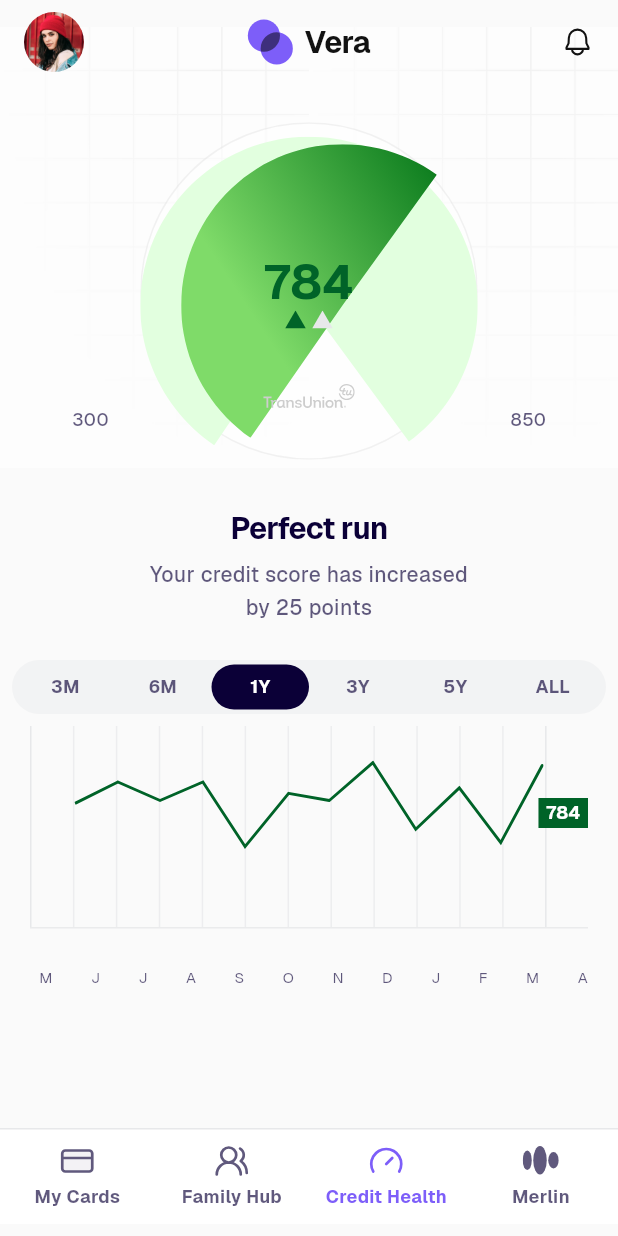
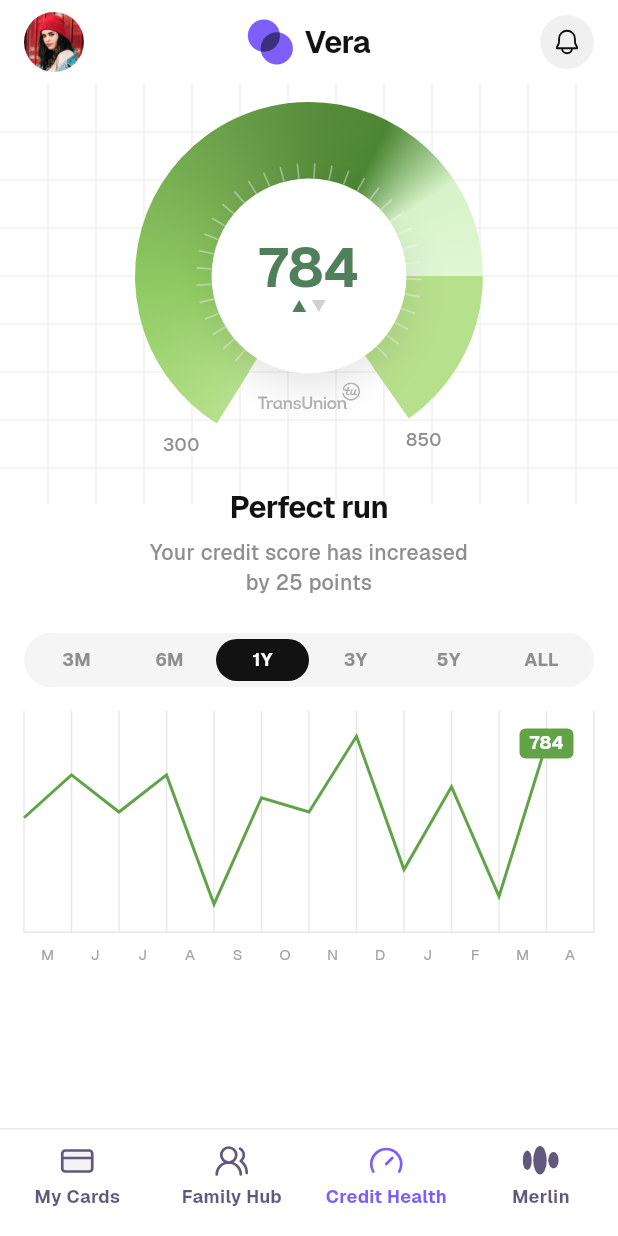
Before and after one commit to junaids-netizen/Project360, a Flutter app: the screen it shows after launch, after a tap on "Credit Health", on a phone screen of 412 x 824 dp. Run offline on Flutter 3.47's test engine with Material 3 defaults, Android fonts, the phone set to English and light mode, and no system bars; our stand-ins replace flutter_svg, shared_preferences; project files that could hold a hidden picture were left out.

Commit message:
Match the Credit Health tab to the Frost screenshot.
Replace the stacked gauge pies with an open donut, white hole, and sweep gradient, and draw the history polyline so the score badge sits on the last point. Time pills use a light track with a near-black selection, and the shared header bell sits in a circular button.

Co-authored-by: Junaidsingh <Junaidsingh@users.noreply.github.com>

```diff
--- a/lib/features/three_sixty/capsule_shell.dart
+++ b/lib/features/three_sixty/capsule_shell.dart
@@ -36,10 +36,22 @@ class CapsuleHeader extends StatelessWidget {
                   ),
                 ),
                 const Spacer(),
-                VeraSvg(
-                  VeraAssets.bell,
-                  size: 22,
-                  color: colors.headerPrimary,
+                DecoratedBox(
+                  decoration: BoxDecoration(
+                    color: colors.border,
+                    shape: BoxShape.circle,
+                  ),
+                  child: SizedBox(
+                    width: 36,
+                    height: 36,
+                    child: Center(
+                      child: VeraSvg(
+                        VeraAssets.bell,
+                        size: 20,
+                        color: colors.headerPrimary,
+                      ),
+                    ),
+                  ),
                 ),
               ],
             ),
--- a/lib/features/three_sixty/credit_health_screen.dart
+++ b/lib/features/three_sixty/credit_health_screen.dart
@@ -8,6 +8,17 @@ import 'package:project360/core/mock_data_capsule.dart';
 import 'package:project360/core/widgets/three_sixty_assets.dart';
 import 'package:project360/core/widgets/vera_assets.dart';
 import 'package:project360/features/three_sixty/capsule_shell.dart';
+
+/// Credit-score illustration greens from the Credit Health frame.
+///
+/// [BrandColors.success] stays the status green for the rest of the app, but
+/// it is a much darker forest than this gauge, score, and history line.
+const Color _scoreInk = Color(0xFF50805B);
+const Color _chartGreen = Color(0xFF62A348);
+const Color _mutedInk = Color(0xFF8E8E8E);
+const Color _faintInk = Color(0xFFA3A3A3);
+const Color _gridLine = Color(0xFFF0F0F0);
+const Color _chartGrid = Color(0xFFE8E8E8);
 
 class CreditHealthScreen extends StatefulWidget {
   const CreditHealthScreen({super.key});
@@ -24,53 +35,18 @@ class _CreditHealthScreenState extends State<CreditHealthScreen> {
     final colors = context.brand;
     final bottom = MediaQuery.paddingOf(context).bottom + capsuleTabClearance;
 
-    return SafeArea(
+    return ColoredBox(
+      color: colors.white,
+      child: SafeArea(
         bottom: false,
         child: Stack(
           children: [
-          Positioned(
-            top: 0,
+            const Positioned(
+              top: 56,
               left: 0,
               right: 0,
-            height: 330,
-            child: IgnorePointer(
-              child: Row(
-                children: [
-                  Expanded(
-                    child: Opacity(
-                      opacity: 0.5,
-                      child: Transform.rotate(
-                        angle: math.pi,
-                        child: Transform.flip(
-                          flipY: true,
-                          child: Image.asset(
-                            ThreeSixtyAssets.creditHealthBgTile,
-                            fit: BoxFit.cover,
-                            alignment: Alignment.topCenter,
-                          ),
-                        ),
-                      ),
-                    ),
-                  ),
-                  Expanded(
-                    child: Opacity(
-                      opacity: 0.5,
-                      child: Transform.rotate(
-                        angle: math.pi,
-                        child: Transform.flip(
-                          flipY: true,
-                          child: Image.asset(
-                            ThreeSixtyAssets.creditHealthBgTile,
-                            fit: BoxFit.cover,
-                            alignment: Alignment.topCenter,
-                          ),
-                        ),
-                      ),
-                    ),
-                  ),
-                ],
-              ),
-            ),
+              height: 280,
+              child: IgnorePointer(child: CustomPaint(painter: _GraphPaperPainter())),
             ),
             Align(
               alignment: Alignment.topCenter,
@@ -85,45 +61,46 @@ class _CreditHealthScreenState extends State<CreditHealthScreen> {
                     const CapsuleHeader(),
                     const SizedBox(height: VeraSpacing.s8),
                     _ScoreGauge(score: MockDataCapsule.creditScore),
-                  const SizedBox(height: VeraSpacing.s16),
+                    const SizedBox(height: VeraSpacing.s12),
                     Text(
                       MockDataCapsule.creditHeadline,
                       textAlign: TextAlign.center,
                       style: context.type.h2.copyWith(
                         fontSize: 20,
-                      height: 24 / 20,
-                      fontWeight: FontWeight.w600,
-                      color: colors.textPrimary,
+                        height: 1.2,
+                        fontWeight: FontWeight.w700,
+                        letterSpacing: -0.4,
+                        color: colors.headerPrimary,
                       ),
                     ),
                     const SizedBox(height: VeraSpacing.s8),
                     Center(
                       child: SizedBox(
-                      width: 227,
+                        width: 230,
                         child: Text(
                           MockDataCapsule.creditSubline,
                           textAlign: TextAlign.center,
-                        style: context.type.p1.copyWith(
+                          style: const TextStyle(
+                            fontFamily: VeraTypography.geist,
                             fontWeight: FontWeight.w500,
+                            fontSize: 14,
+                            height: 20 / 14,
+                            color: _mutedInk,
                           ),
                         ),
                       ),
                     ),
                     const SizedBox(height: VeraSpacing.s24),
                     Padding(
-                    padding: const EdgeInsets.symmetric(
-                      horizontal: VeraSpacing.s8,
-                    ),
+                      padding: const EdgeInsets.symmetric(horizontal: 16),
                       child: _TimeframeSelector(
                         selectedIndex: _timeframeIndex,
                         onSelected: (i) => setState(() => _timeframeIndex = i),
                       ),
                     ),
-                  const SizedBox(height: VeraSpacing.s8),
+                    const SizedBox(height: VeraSpacing.s16),
                     Padding(
-                    padding: const EdgeInsets.symmetric(
-                      horizontal: VeraSpacing.page,
-                    ),
+                      padding: const EdgeInsets.symmetric(horizontal: 16),
                       child: _ScoreChart(score: MockDataCapsule.creditScore),
                     ),
                   ],
@@ -132,7 +109,53 @@ class _CreditHealthScreenState extends State<CreditHealthScreen> {
             ),
           ],
         ),
+      ),
     );
+  }
+}
+
+class _GraphPaperPainter extends CustomPainter {
+  const _GraphPaperPainter();
+
+  @override
+  void paint(Canvas canvas, Size size) {
+    final paint = Paint()
+      ..color = _gridLine
+      ..strokeWidth = 1;
+    const step = 32.0;
+    for (var x = step; x < size.width; x += step) {
+      canvas.drawLine(Offset(x, 0), Offset(x, size.height), paint);
+    }
+    for (var y = step; y < size.height; y += step) {
+      canvas.drawLine(Offset(0, y), Offset(size.width, y), paint);
+    }
+  }
+
+  @override
+  bool shouldRepaint(covariant CustomPainter oldDelegate) => false;
+}
+
+class _GaugeMetrics {
+  _GaugeMetrics(Size size)
+      : cx = size.width / 2,
+        outer = math.min(size.width * 0.284, 116) {
+    stroke = outer * 0.46;
+    whiteR = outer * 0.56;
+    cy = outer + 4;
+  }
+
+  final double cx;
+  final double outer;
+  late final double stroke;
+  late final double whiteR;
+  late final double cy;
+
+  static const startTurns = 122 * math.pi / 180;
+  static const sweepTurns = 293 * math.pi / 180;
+
+  Offset tip(double angle, {double radiusScale = 1}) {
+    final r = outer * radiusScale;
+    return Offset(cx + r * math.cos(angle), cy + r * math.sin(angle));
   }
 }
 
@@ -143,95 +166,174 @@ class _ScoreGauge extends StatelessWidget {
 
   @override
   Widget build(BuildContext context) {
-    final colors = context.brand;
     final min = MockDataCapsule.creditScoreMin;
     final max = MockDataCapsule.creditScoreMax;
 
     return SizedBox(
-      height: 260,
-      child: Stack(
-        alignment: Alignment.center,
+      height: 250,
+      child: LayoutBuilder(
+        builder: (context, constraints) {
+          final m = _GaugeMetrics(Size(constraints.maxWidth, constraints.maxHeight));
+          final leftTip = m.tip(_GaugeMetrics.startTurns);
+          final rightTip = m.tip(_GaugeMetrics.startTurns + _GaugeMetrics.sweepTurns);
+
+          return Stack(
             clipBehavior: Clip.none,
             children: [
-          Opacity(
-            opacity: 0.5,
-            child: VeraSvg(
-              ThreeSixtyAssets.gaugeTrack,
-              width: 225,
-              height: 225,
-            ),
-          ),
-          VeraSvg(
-            ThreeSixtyAssets.gaugeArc,
-            width: 225,
-            height: 205.558,
-          ),
-          VeraSvg(
-            ThreeSixtyAssets.gaugeProgress,
-            width: 215,
-            height: 195.802,
+              CustomPaint(
+                size: Size(constraints.maxWidth, constraints.maxHeight),
+                painter: _CreditGaugePainter(m),
               ),
               Positioned(
-            bottom: 52,
-            child: VeraSvg(
-              ThreeSixtyAssets.transunionLogo,
-              width: 61,
-              height: 16,
-            ),
-          ),
-          Column(
+                left: 0,
+                right: 0,
+                top: m.cy - 24,
+                child: Column(
                   mainAxisSize: MainAxisSize.min,
                   children: [
                     Text(
                       '$score',
-                style: TextStyle(
+                      style: const TextStyle(
                         fontFamily: VeraTypography.geist,
                         fontWeight: FontWeight.w600,
-                  fontSize: 32,
-                  height: 38 / 32,
-                  color: colors.success,
+                        fontSize: 36,
+                        height: 1,
+                        color: _scoreInk,
                       ),
                     ),
+                    const SizedBox(height: 4),
                     Row(
                       mainAxisSize: MainAxisSize.min,
                       children: [
-                  VeraSvg(
+                        const VeraSvg(
                           ThreeSixtyAssets.gaugeArrowUp,
-                    width: 14,
-                    height: 12,
-                    color: colors.success,
+                          width: 10,
+                          height: 8,
+                          color: _scoreInk,
                         ),
-                  const SizedBox(width: 4),
-                  VeraSvg(
+                        const SizedBox(width: 3),
+                        Transform.rotate(
+                          angle: math.pi,
+                          child: const VeraSvg(
                             ThreeSixtyAssets.gaugeArrowDown,
-                    width: 14,
-                    height: 12,
-                    color: colors.borderMuted,
+                            width: 10,
+                            height: 8,
+                            color: Color(0xFFD0D0D0),
+                          ),
                         ),
                       ],
                     ),
                   ],
                 ),
+              ),
               Positioned(
-            left: 48,
-            bottom: 36,
-            child: Text(
-              '$min',
-              style: context.type.p2.copyWith(fontWeight: FontWeight.w500),
+                left: 0,
+                right: 0,
+                top: m.cy + m.whiteR + 6,
+                child: const Center(
+                  child: VeraSvg(
+                    ThreeSixtyAssets.transunionLogo,
+                    width: 68,
+                    height: 18,
+                    color: Color(0xFFB0B0B0),
+                  ),
                 ),
               ),
               Positioned(
-            right: 48,
-            bottom: 36,
+                left: leftTip.dx - 36,
+                top: leftTip.dy + 6,
+                child: Text(
+                  '$min',
+                  style: const TextStyle(
+                    fontFamily: VeraTypography.geist,
+                    fontWeight: FontWeight.w500,
+                    fontSize: 12,
+                    height: 16 / 12,
+                    color: _mutedInk,
+                  ),
+                ),
+              ),
+              Positioned(
+                left: rightTip.dx - 2,
+                top: rightTip.dy + 6,
                 child: Text(
                   '$max',
-              style: context.type.p2.copyWith(fontWeight: FontWeight.w500),
+                  style: const TextStyle(
+                    fontFamily: VeraTypography.geist,
+                    fontWeight: FontWeight.w500,
+                    fontSize: 12,
+                    height: 16 / 12,
+                    color: _mutedInk,
+                  ),
                 ),
               ),
             ],
+          );
+        },
       ),
     );
   }
+}
+
+class _CreditGaugePainter extends CustomPainter {
+  const _CreditGaugePainter(this.metrics);
+
+  final _GaugeMetrics metrics;
+
+  @override
+  void paint(Canvas canvas, Size size) {
+    final center = Offset(metrics.cx, metrics.cy);
+    final ringRadius = metrics.outer - metrics.stroke / 2;
+    final rect = Rect.fromCircle(center: center, radius: ringRadius);
+    final arc = Paint()
+      ..style = PaintingStyle.stroke
+      ..strokeWidth = metrics.stroke
+      ..strokeCap = StrokeCap.butt
+      ..shader = SweepGradient(
+        startAngle: _GaugeMetrics.startTurns,
+        endAngle: _GaugeMetrics.startTurns + _GaugeMetrics.sweepTurns,
+        colors: const [
+          Color(0xFFB7E08C),
+          Color(0xFF8FCB62),
+          Color(0xFF6FA34C),
+          Color(0xFF568C3A),
+          Color(0xFF4C8634),
+          Color(0xFFD7F3C8),
+          Color(0xFFEFFBE8),
+        ],
+        stops: const [0.0, 0.18, 0.38, 0.52, 0.60, 0.70, 1.0],
+      ).createShader(rect);
+
+    canvas.drawArc(rect, _GaugeMetrics.startTurns, _GaugeMetrics.sweepTurns, false, arc);
+
+    final tick = Paint()
+      ..color = const Color(0x66FFFFFF)
+      ..strokeWidth = 1.1
+      ..strokeCap = StrokeCap.round;
+    const ticks = 34;
+    for (var i = 0; i < ticks; i++) {
+      final t = _GaugeMetrics.startTurns +
+          _GaugeMetrics.sweepTurns * (i / (ticks - 1));
+      final inner = metrics.outer - metrics.stroke + 3;
+      final outer = inner + 9;
+      canvas.drawLine(
+        Offset(center.dx + inner * math.cos(t), center.dy + inner * math.sin(t)),
+        Offset(center.dx + outer * math.cos(t), center.dy + outer * math.sin(t)),
+        tick,
+      );
+    }
+
+    final shadow = Paint()
+      ..color = const Color(0x1A000000)
+      ..maskFilter = const MaskFilter.blur(BlurStyle.normal, 14);
+    canvas.drawCircle(center.translate(0, 10), metrics.whiteR, shadow);
+    canvas.drawCircle(center, metrics.whiteR, Paint()..color = const Color(0xFFFFFFFF));
+  }
+
+  @override
+  bool shouldRepaint(covariant _CreditGaugePainter oldDelegate) =>
+      oldDelegate.metrics.outer != metrics.outer ||
+      oldDelegate.metrics.cx != metrics.cx;
 }
 
 class _TimeframeSelector extends StatelessWidget {
@@ -248,9 +350,10 @@ class _TimeframeSelector extends StatelessWidget {
     final colors = context.brand;
 
     return Container(
-      padding: const EdgeInsets.all(3),
+      height: 36,
+      padding: const EdgeInsets.all(4),
       decoration: BoxDecoration(
-        color: colors.borderMuted.withValues(alpha: 0.4),
+        color: colors.navSurface,
         borderRadius: BorderRadius.circular(40),
       ),
       child: Row(
@@ -261,17 +364,11 @@ class _TimeframeSelector extends StatelessWidget {
                 onTap: () => onSelected(i),
                 child: AnimatedContainer(
                   duration: const Duration(milliseconds: 160),
-                  padding: const EdgeInsets.symmetric(
-                    horizontal: 11,
-                    vertical: 7,
-                  ),
+                  alignment: Alignment.center,
                   decoration: BoxDecoration(
-                    color: i == selectedIndex
-                        ? colors.textPrimary
-                        : Colors.transparent,
+                    color: i == selectedIndex ? colors.headerPrimary : Colors.transparent,
                     borderRadius: BorderRadius.circular(40),
                   ),
-                  alignment: Alignment.center,
                   child: Text(
                     MockDataCapsule.scoreTimeframes[i],
                     style: TextStyle(
@@ -279,9 +376,7 @@ class _TimeframeSelector extends StatelessWidget {
                       fontWeight: FontWeight.w600,
                       fontSize: 12,
                       height: 16 / 12,
-                      color: i == selectedIndex
-                          ? colors.white
-                          : colors.textSecondary,
+                      color: i == selectedIndex ? colors.white : _mutedInk,
                     ),
                   ),
                 ),
@@ -293,6 +388,24 @@ class _TimeframeSelector extends StatelessWidget {
   }
 }
 
+/// Twelve vertices of the history polyline, in the frame's viewBox.
+/// X is the fraction across the twelve month columns (the trailing grid
+/// line is the right edge, with no vertex on it). Y is top-to-bottom.
+const List<Offset> _historyPoints = [
+  Offset(0 / 12, 30.0125 / 61.9483),
+  Offset(1 / 12, 15.0125 / 61.9483),
+  Offset(2 / 12, 28.0125 / 61.9483),
+  Offset(3 / 12, 15.0125 / 61.9483),
+  Offset(4 / 12, 60.258 / 61.9483),
+  Offset(5 / 12, 23.0125 / 61.9483),
+  Offset(6 / 12, 28.0125 / 61.9483),
+  Offset(7 / 12, 1.51255 / 61.9483),
+  Offset(8 / 12, 48.1578 / 61.9483),
+  Offset(9 / 12, 19.1578 / 61.9483),
+  Offset(10 / 12, 57.5125 / 61.9483),
+  Offset(11 / 12, 3.98567 / 61.9483),
+];
+
 class _ScoreChart extends StatelessWidget {
   const _ScoreChart({required this.score});
 
@@ -300,94 +413,120 @@ class _ScoreChart extends StatelessWidget {
 
   @override
   Widget build(BuildContext context) {
-    final colors = context.brand;
-
     return SizedBox(
-      height: 173,
-      child: Stack(
+      height: 168,
+      child: Column(
+        children: [
+          Expanded(
+            child: LayoutBuilder(
+              builder: (context, constraints) {
+                final width = constraints.maxWidth;
+                final height = constraints.maxHeight;
+                final last = _historyPoints.last;
+                final point = _chartPoint(last, width, height);
+                return Stack(
                   clipBehavior: Clip.none,
                   children: [
-          Container(
-            height: 135,
+                    CustomPaint(
+                      size: Size(width, height),
+                      painter: const _HistoryChartPainter(),
+                    ),
+                    Positioned(
+                      left: point.dx - 18,
+                      top: point.dy - 10,
+                      child: Container(
+                        width: 36,
+                        height: 20,
+                        alignment: Alignment.center,
                         decoration: BoxDecoration(
-              border: Border(
-                bottom: BorderSide(color: colors.borderMuted.withValues(alpha: 0.85)),
+                          color: _chartGreen,
+                          borderRadius: BorderRadius.circular(4),
                         ),
-            ),
-            child: Row(
-              crossAxisAlignment: CrossAxisAlignment.stretch,
-              children: List.generate(
-                13,
-                (index) => Expanded(
-                  child: Container(
-                    decoration: BoxDecoration(
-                      border: Border(
-                        left: BorderSide(
-                          color: colors.borderMuted.withValues(
-                            alpha: index == 0 || index == 12 ? 1.0 : 0.7,
+                        child: Text(
+                          '$score',
+                          style: const TextStyle(
+                            fontFamily: VeraTypography.geist,
+                            fontWeight: FontWeight.w600,
+                            fontSize: 12,
+                            height: 1,
+                            color: Colors.white,
                           ),
                         ),
                       ),
                     ),
+                  ],
+                );
+              },
             ),
           ),
-              ),
-            ),
-          ),
-          Positioned(
-            left: 0,
-            right: 0,
-            top: 23,
-            height: 59,
-            child: VeraSvg(
-              ThreeSixtyAssets.creditHealthWave,
-              color: colors.success,
-            ),
-          ),
-          Positioned(
-            right: 0,
-            top: 48,
-            child: ColoredBox(
-              color: colors.success,
-              child: Padding(
-                padding: const EdgeInsets.symmetric(horizontal: 5, vertical: 2),
+          const SizedBox(height: 8),
+          Row(
+            children: [
+              for (final month in MockDataCapsule.scoreChartMonths)
+                Expanded(
                   child: Text(
-                  '$score',
-                  style: TextStyle(
-                    fontFamily: VeraTypography.geist,
-                    fontWeight: FontWeight.w600,
-                    fontSize: 12,
-                    height: 16 / 12,
-                    color: colors.white,
-                  ),
-                ),
-              ),
-            ),
-          ),
-          Positioned(
-            left: 6,
-            right: 0,
-            bottom: 0,
-            child: Row(
-              mainAxisAlignment: MainAxisAlignment.spaceBetween,
-              children: [
-                for (final m in MockDataCapsule.scoreChartMonths)
-                  Text(
-                    m,
-                    style: TextStyle(
+                    month,
+                    textAlign: TextAlign.center,
+                    style: const TextStyle(
                       fontFamily: VeraTypography.geist,
                       fontWeight: FontWeight.w400,
                       fontSize: 10,
                       height: 12 / 10,
-                      letterSpacing: 0.2,
-                      color: colors.textSecondary,
+                      color: _faintInk,
+                    ),
                   ),
                 ),
             ],
-            ),
           ),
         ],
       ),
     );
   }
 }
+
+Offset _chartPoint(Offset unit, double width, double height) {
+  const topPad = 14.0;
+  const bottomPad = 16.0;
+  return Offset(
+    unit.dx * width,
+    topPad + unit.dy * (height - topPad - bottomPad),
+  );
+}
+
+class _HistoryChartPainter extends CustomPainter {
+  const _HistoryChartPainter();
+
+  @override
+  void paint(Canvas canvas, Size size) {
+    final grid = Paint()
+      ..color = _chartGrid
+      ..strokeWidth = 1;
+    for (var i = 0; i <= 12; i++) {
+      final x = size.width * i / 12;
+      canvas.drawLine(Offset(x, 0), Offset(x, size.height), grid);
+    }
+    canvas.drawLine(Offset(0, size.height - 0.5), Offset(size.width, size.height - 0.5), grid);
+
+    final path = Path();
+    for (var i = 0; i < _historyPoints.length; i++) {
+      final p = _chartPoint(_historyPoints[i], size.width, size.height);
+      if (i == 0) {
+        path.moveTo(p.dx, p.dy);
+      } else {
+        path.lineTo(p.dx, p.dy);
+      }
+    }
+    canvas.drawPath(
+      path,
+      Paint()
+        ..color = _chartGreen
+        ..style = PaintingStyle.stroke
+        ..strokeWidth = 2
+        ..strokeCap = StrokeCap.butt
+        ..strokeJoin = StrokeJoin.miter,
+    );
+  }
+
+  @override
+  bool shouldRepaint(covariant CustomPainter oldDelegate) => false;
+}
```
Lines whose indentation alone changed are shown as unchanged.
